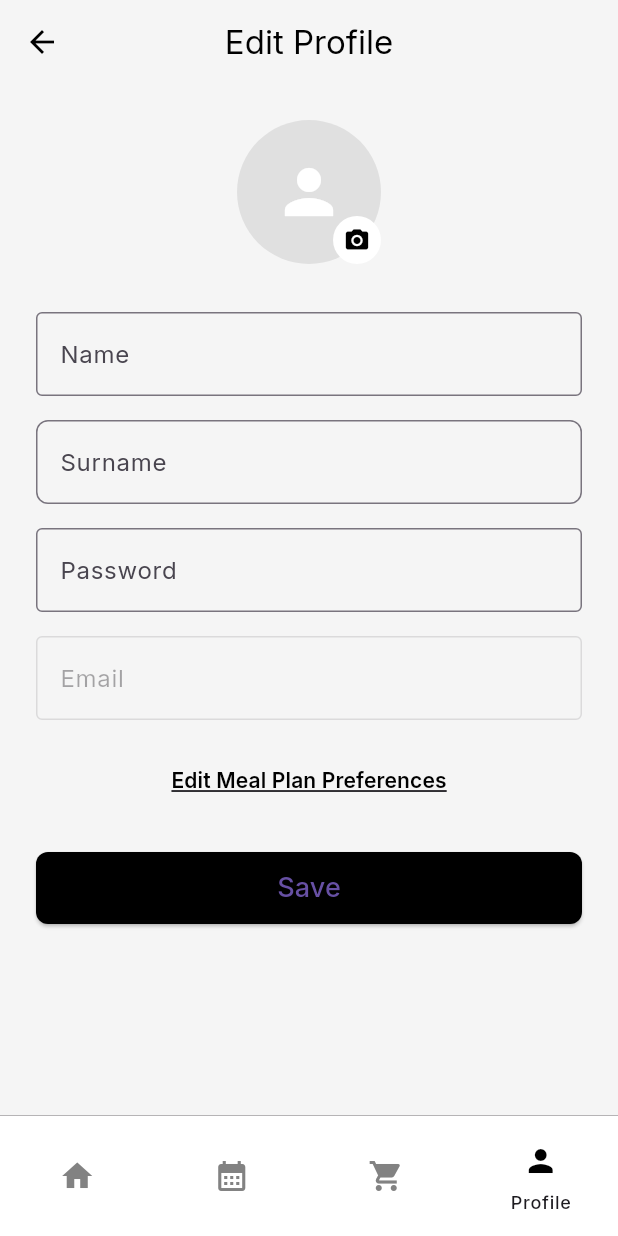
After one commit to josep-cardona/BiteBudget, a Flutter app: the AccountPage screen opened by its route, after a tap on "Edit Profile", on a phone screen of 412 x 824 dp. The commit adds this screen. Run offline on Flutter 3.47's test engine with Material 3 defaults, Android fonts, the phone set to English and light mode, and no system bars; our stand-ins replace cloud_firestore, firebase_auth, firebase_core, flutter_social_button, flutter_svg, go_router and 3 more; accounts and stored records are empty.

Commit message:
account page

```diff
--- /dev/null
+++ b/lib/pages/account_page.dart
@@ -0,0 +1,329 @@
+import 'package:flutter/material.dart';
+import 'package:firebase_auth/firebase_auth.dart';
+import 'package:cloud_firestore/cloud_firestore.dart';
+import 'meal_preferences_form.dart';
+
+class AccountPage extends StatefulWidget {
+  const AccountPage({super.key});
+
+  @override
+  State<AccountPage> createState() => _AccountPageState();
+}
+
+class _AccountPageState extends State<AccountPage> {
+  Map<String, dynamic>? _userData;
+  bool _loading = true;
+
+  @override
+  void initState() {
+    super.initState();
+    _fetchUserData();
+  }
+
+  Future<void> _fetchUserData() async {
+    final user = FirebaseAuth.instance.currentUser;
+    if (user == null) return;
+    final doc = await FirebaseFirestore.instance.collection('users').doc(user.uid).get();
+    setState(() {
+      _userData = doc.data();
+      _loading = false;
+    });
+  }
+
+  @override
+  Widget build(BuildContext context) {
+    if (_loading) {
+      return const Scaffold(
+        body: Center(child: CircularProgressIndicator()),
+      );
+    }
+    final user = FirebaseAuth.instance.currentUser;
+    final name = _userData?['name'] ?? '';
+    final surname = _userData?['surname'] ?? '';
+    final email = user?.email ?? '';
+    final photoUrl = user?.photoURL ?? '';
+
+    return Scaffold(
+      backgroundColor: Colors.grey[100],
+      appBar: AppBar(
+        backgroundColor: Colors.transparent,
+        elevation: 0,
+        title: const Text('Account', style: TextStyle(color: Colors.black)),
+        centerTitle: true,
+        iconTheme: const IconThemeData(color: Colors.black),
+      ),
+      body: Column(
+        children: [
+          const SizedBox(height: 24),
+          CircleAvatar(
+            radius: 48,
+            backgroundColor: Colors.grey[300],
+            backgroundImage: (photoUrl.isNotEmpty) ? NetworkImage(photoUrl) : null,
+            child: (photoUrl.isEmpty)
+                ? const Icon(Icons.person, size: 48, color: Colors.white)
+                : null,
+          ),
+          const SizedBox(height: 16),
+          Text(
+            '$name $surname',
+            style: const TextStyle(fontSize: 24, fontWeight: FontWeight.w700),
+          ),
+          const SizedBox(height: 4),
+          Text(
+            email,
+            style: const TextStyle(fontSize: 15, color: Colors.black54),
+          ),
+          const SizedBox(height: 16),
+          SizedBox(
+            width: 180,
+            child: ElevatedButton(
+              onPressed: () async {
+                // Navigate to EditProfilePage and refresh on return
+                await Navigator.push(
+                  context,
+                  MaterialPageRoute(
+                    builder: (_) => EditProfilePage(
+                      name: name,
+                      surname: surname,
+                      email: email,
+                      photoUrl: photoUrl,
+                    ),
+                  ),
+                );
+                _fetchUserData();
+              },
+              style: ElevatedButton.styleFrom(
+                backgroundColor: Colors.black,
+                shape: RoundedRectangleBorder(
+                  borderRadius: BorderRadius.circular(8),
+                ),
+              ),
+              child: const Text('Edit Profile'),
+            ),
+          ),
+          const SizedBox(height: 24),
+          Expanded(
+            child: ListView(
+              children: [
+                _AccountTile(icon: Icons.settings, label: 'Settings'),
+                _AccountTile(icon: Icons.help_outline, label: 'Help'),
+                _AccountTile(icon: Icons.palette_outlined, label: 'Appearance'),
+                _AccountTile(icon: Icons.lightbulb_outline, label: 'Future Features'),
+                _AccountTile(icon: Icons.info_outline, label: 'About us'),
+                _AccountTile(
+                  icon: Icons.logout,
+                  label: 'Log out',
+                  onTap: () async {
+                    await FirebaseAuth.instance.signOut();
+                    if (context.mounted) {
+                      Navigator.of(context).popUntil((route) => route.isFirst);
+                    }
+                  },
+                ),
+              ],
+            ),
+          ),
+        ],
+      ),
+    );
+  }
+}
+
+class _AccountTile extends StatelessWidget {
+  final IconData icon;
+  final String label;
+  final VoidCallback? onTap;
+
+  const _AccountTile({required this.icon, required this.label, this.onTap});
+
+  @override
+  Widget build(BuildContext context) {
+    return ListTile(
+      leading: Icon(icon, color: Colors.black),
+      title: Text(label, style: const TextStyle(fontSize: 16)),
+      trailing: const Icon(Icons.chevron_right, color: Colors.black),
+      onTap: onTap,
+    );
+  }
+}
+
+// Edit Profile Page
+
+class EditProfilePage extends StatefulWidget {
+  final String name;
+  final String surname;
+  final String email;
+  final String? photoUrl;
+
+  const EditProfilePage({
+    super.key,
+    required this.name,
+    required this.surname,
+    required this.email,
+    this.photoUrl,
+  });
+
+  @override
+  State<EditProfilePage> createState() => _EditProfilePageState();
+}
+
+class _EditProfilePageState extends State<EditProfilePage> {
+  late TextEditingController _nameController;
+  late TextEditingController _surnameController;
+  late TextEditingController _passwordController;
+
+  @override
+  void initState() {
+    super.initState();
+    _nameController = TextEditingController(text: widget.name);
+    _surnameController = TextEditingController(text: widget.surname);
+    _passwordController = TextEditingController();
+  }
+
+  @override
+  void dispose() {
+    _nameController.dispose();
+    _surnameController.dispose();
+    _passwordController.dispose();
+    super.dispose();
+  }
+
+  Future<void> _saveProfile() async {
+    final user = FirebaseAuth.instance.currentUser;
+    if (user == null) return;
+
+    // Update Firestore
+    await FirebaseFirestore.instance.collection('users').doc(user.uid).set({
+      'name': _nameController.text.trim(),
+      'surname': _surnameController.text.trim(),
+    }, SetOptions(merge: true));
+
+    // Update password if changed
+    if (_passwordController.text.trim().isNotEmpty) {
+      await user.updatePassword(_passwordController.text.trim());
+    }
+
+    if (mounted) Navigator.pop(context);
+  }
+
+  @override
+  Widget build(BuildContext context) {
+    return Scaffold(
+      backgroundColor: Colors.grey[100],
+      appBar: AppBar(
+        backgroundColor: Colors.transparent,
+        elevation: 0,
+        leading: IconButton(
+          icon: const Icon(Icons.arrow_back, color: Colors.black),
+          onPressed: () => Navigator.pop(context),
+        ),
+        title: const Text('Edit Profile', style: TextStyle(color: Colors.black)),
+        centerTitle: true,
+      ),
+      body: ListView(
+        padding: const EdgeInsets.symmetric(horizontal: 24),
+        children: [
+          const SizedBox(height: 24),
+          Center(
+            child: Stack(
+              children: [
+                CircleAvatar(
+                  radius: 48,
+                  backgroundColor: Colors.grey[300],
+                  backgroundImage: widget.photoUrl != null && widget.photoUrl!.isNotEmpty
+                      ? NetworkImage(widget.photoUrl!)
+                      : null,
+                  child: widget.photoUrl == null || widget.photoUrl!.isEmpty
+                      ? const Icon(Icons.person, size: 48, color: Colors.white)
+                      : null,
+                ),
+                Positioned(
+                  bottom: 0,
+                  right: 0,
+                  child: CircleAvatar(
+                    radius: 16,
+                    backgroundColor: Colors.white,
+                    child: Icon(Icons.camera_alt, size: 18, color: Colors.black),
+                  ),
+                ),
+              ],
+            ),
+          ),
+          const SizedBox(height: 32),
+          TextField(
+            controller: _nameController,
+            decoration: const InputDecoration(
+              labelText: 'Name',
+              border: OutlineInputBorder(),
+            ),
+          ),
+          const SizedBox(height: 16),
+          TextField(
+            controller: _surnameController,
+            decoration: InputDecoration(
+              labelText: 'Surname',
+              border: OutlineInputBorder(
+                borderSide: BorderSide(color: Color(0xFFB39DDB)),
+                borderRadius: BorderRadius.circular(8),
+              ),
+              focusedBorder: OutlineInputBorder(
+                borderSide: BorderSide(color: Color(0xFFB39DDB), width: 2),
+                borderRadius: BorderRadius.circular(8),
+              ),
+            ),
+          ),
+          const SizedBox(height: 16),
+          TextField(
+            controller: _passwordController,
+            obscureText: true,
+            decoration: const InputDecoration(
+              labelText: 'Password',
+              border: OutlineInputBorder(),
+            ),
+          ),
+          const SizedBox(height: 16),
+          TextField(
+            enabled: false,
+            decoration: InputDecoration(
+              labelText: 'Email',
+              border: const OutlineInputBorder(),
+              hintText: widget.email,
+            ),
+          ),
+          const SizedBox(height: 16),
+          TextButton(
+            onPressed: () {
+              Navigator.push(
+                context,
+                MaterialPageRoute(builder: (_) => const MealPreferencesForm()),
+              );
+            },
+            child: const Text(
+              'Edit Meal Plan Preferences',
+              style: TextStyle(
+                decoration: TextDecoration.underline,
+                fontWeight: FontWeight.w600,
+                color: Colors.black,
+              ),
+            ),
+          ),
+          const SizedBox(height: 24),
+          SizedBox(
+            width: double.infinity,
+            height: 48,
+            child: ElevatedButton(
+              onPressed: _saveProfile,
+              style: ElevatedButton.styleFrom(
+                backgroundColor: Colors.black,
+                shape: RoundedRectangleBorder(
+                  borderRadius: BorderRadius.circular(8),
+                ),
+              ),
+              child: const Text('Save', style: TextStyle(fontSize: 18)),
+            ),
+          ),
+        ],
+      ),
+    );
+  }
+}
--- a/lib/router/router.dart
+++ b/lib/router/router.dart
@@ -1,5 +1,6 @@
 
 import 'package:bitebudget/layout_scaffold.dart';
+import 'package:bitebudget/pages/account_page.dart';
 import 'package:bitebudget/pages/home.dart';
 
 import 'package:bitebudget/pages/recipe_page.dart';
@@ -53,7 +54,7 @@ final router = GoRouter(
                     routes: [
                             GoRoute(
                             path: Routes.profilePage,
-                            builder: (context, state) => const TestPage(),
+                            builder: (context, state) => const AccountPage(),
                         ),
                     ],
                 ),
```
